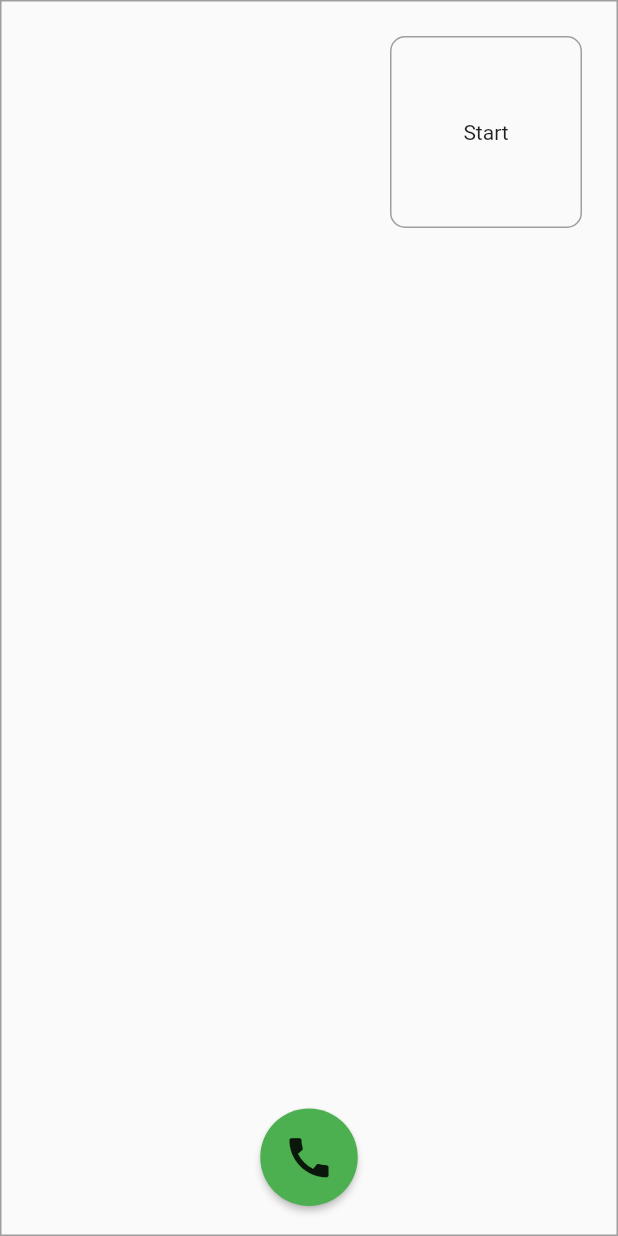
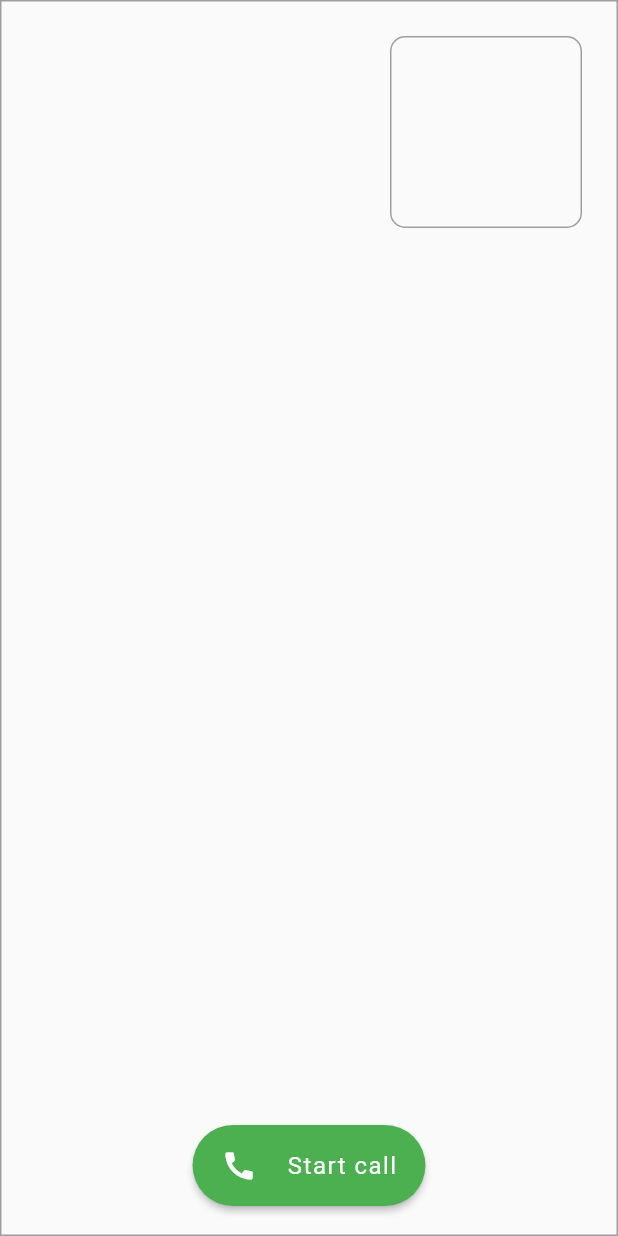
Before and after one commit to devnizamuddin/nizam_call_flutter, a Flutter app: the screen it shows after launch, on a phone screen of 412 x 824 dp. Run offline on Flutter 3.47's test engine with Material 2 defaults, Android fonts, the phone set to English and light mode, and no system bars; our stand-ins replace get, permission_handler; missing offline and left inert: agora_rtc_engine.

Commit message:
design changed

```diff
--- a/lib/app/modules/video_call/views/video_call_view.dart
+++ b/lib/app/modules/video_call/views/video_call_view.dart
@@ -36,12 +36,30 @@ class VideoCallView extends GetView<VideoCallController> {
                         onPressed: controller.leave,
                         elevation: 2.0,
                         fillColor: Colors.red,
-                        child: Icon(
-                          Icons.call,
-                          size: 35.0,
+                        child: Padding(
+                          padding: const EdgeInsets.symmetric(horizontal: 10),
+                          child: Row(
+                            children: [
+                              Icon(
+                                Icons.call,
+                                size: 24,
+                                color: Colors.white,
+                              ),
+                              SizedBox(width: 20),
+                              Text(
+                                'End call',
+                                style: TextStyle(
+                                    color: Colors.white,
+                                    fontSize: 16,
+                                    letterSpacing: 1),
+                              )
+                            ],
+                          ),
                         ),
                         padding: const EdgeInsets.all(15.0),
-                        shape: const CircleBorder(),
+                        shape: RoundedRectangleBorder(
+                            borderRadius:
+                                BorderRadius.all(Radius.circular(40))),
                       ),
                     ),
                     Visibility(
@@ -50,12 +68,30 @@ class VideoCallView extends GetView<VideoCallController> {
                         onPressed: controller.join,
                         elevation: 2.0,
                         fillColor: Colors.green,
-                        child: Icon(
-                          Icons.call,
-                          size: 35.0,
+                        child: Padding(
+                          padding: const EdgeInsets.symmetric(horizontal: 4),
+                          child: Row(
+                            children: [
+                              Icon(
+                                Icons.call,
+                                size: 24,
+                                color: Colors.white,
+                              ),
+                              SizedBox(width: 20),
+                              Text(
+                                'Start call',
+                                style: TextStyle(
+                                    color: Colors.white,
+                                    fontSize: 16,
+                                    letterSpacing: 1),
+                              )
+                            ],
+                          ),
                         ),
                         padding: const EdgeInsets.all(15.0),
-                        shape: const CircleBorder(),
+                        shape: RoundedRectangleBorder(
+                            borderRadius:
+                                BorderRadius.all(Radius.circular(40))),
                       ),
                     ),
                   ],
@@ -93,10 +129,7 @@ class VideoCallView extends GetView<VideoCallController> {
         ),
       );
     } else {
-      return const Text(
-        'Start',
-        textAlign: TextAlign.center,
-      );
+      return Container();
     }
   }
 
@@ -113,7 +146,7 @@ class VideoCallView extends GetView<VideoCallController> {
       );
     } else {
       String msg = '';
-      if (controller.isJoined.value) msg = 'Waiting';
+      if (controller.isJoined.value) msg = 'Waiting for other user to join';
       return Text(
         msg,
         textAlign: TextAlign.center,
```
